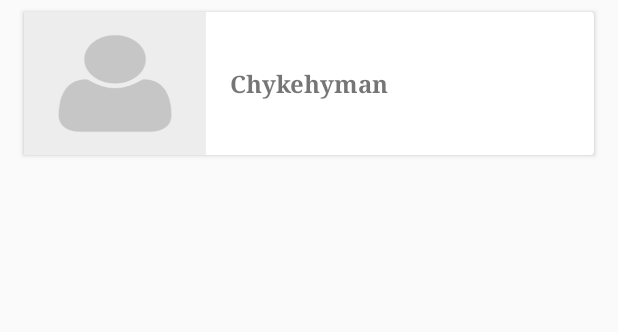
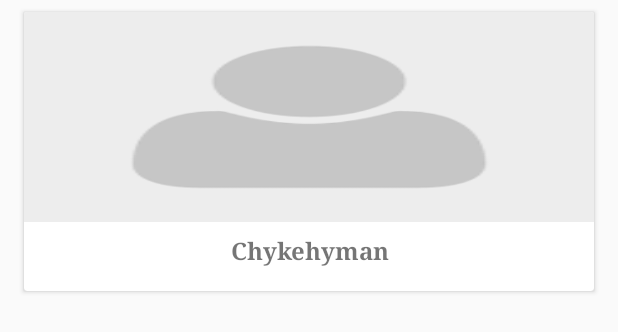
Before and after one commit to chykehyman/FindJavaDevelopers, an Android app: the layout user_row.xml on its own in the app's theme, with its tools: preview values and no code run, on a phone screen of 412 x 824 dp. Shown: the top 332 px of the screen. Run offline under Robolectric (Android 15) with nearby library versions, the phone set to English and light mode, and no system bars.

Commit message:
feat(network): implement network connectivity checker
- create java class for network monitoring
- Create function for displaying snack bar notifications
- modularise functions for querying API and initialising SwipeRefreshLayout
- create reusable interface method, for dismissing active dialogs
- rectify issues with layout structuring for card view
- update README with necessary documentations and badges
- add contributing.md file
- add JavaDocs

[Finishes #156187450, #156185411]

```diff
--- a/app/src/main/AndroidManifest.xml
+++ b/app/src/main/AndroidManifest.xml
@@ -3,6 +3,7 @@
     package="com.andela.android.javadevelopers">
 
     <uses-permission android:name="android.permission.INTERNET"/>
+    <uses-permission android:name="android.permission.ACCESS_NETWORK_STATE"/>
 
     <application
         android:allowBackup="true"
--- a/app/src/main/res/layout/activity_main.xml
+++ b/app/src/main/res/layout/activity_main.xml
@@ -3,17 +3,17 @@
     <android.support.v4.widget.SwipeRefreshLayout
         xmlns:android="http://schemas.android.com/apk/res/android"
         xmlns:tools="http://schemas.android.com/tools"
+        android:id="@+id/swipe_container"
         android:layout_width="match_parent"
         android:layout_height="match_parent"
         android:padding="6dp"
-    android:id="@+id/swipe_container">
+        tools:context=".view.MainActivity">
 
         <android.support.v7.widget.RecyclerView
             android:id="@+id/recyclerView"
-        android:scrollbars="vertical"
             android:layout_width="match_parent"
             android:layout_height="match_parent"
             android:background="#f2f2f2"
-        tools:context=".view.MainActivity"/>
+            android:scrollbars="vertical" />
 
     </android.support.v4.widget.SwipeRefreshLayout>
--- a/app/src/main/res/layout/user_row.xml
+++ b/app/src/main/res/layout/user_row.xml
@@ -5,7 +5,7 @@
     xmlns:app="http://schemas.android.com/apk/res-auto"
     xmlns:tools="http://schemas.android.com/tools"
     android:layout_width="match_parent"
-    android:layout_height="95dp"
+    android:layout_height="wrap_content"
     android:layout_marginLeft="16dp"
     android:layout_marginRight="16dp"
     android:layout_marginTop="8dp"
@@ -13,35 +13,39 @@
     android:focusable="true"
     app:cardBackgroundColor="@color/cardview_light_background">
 
-    <LinearLayout
+    <android.support.constraint.ConstraintLayout
+        xmlns:app="http://schemas.android.com/apk/res-auto"
         android:layout_width="match_parent"
-        android:layout_height="match_parent"
-        android:orientation="horizontal">
+        android:layout_height="wrap_content">
 
         <ImageView
             android:id="@+id/profile_image"
-            android:layout_width="0dp"
-            android:layout_height="match_parent"
-            android:layout_marginEnd="16dp"
-            android:layout_marginRight="16dp"
-            android:layout_weight="1"
+            android:layout_width="match_parent"
+            android:layout_height="140dp"
+            android:scaleType="fitXY"
             android:contentDescription="@string/profile_image_description"
-            android:scaleType="fitXY"
-            tools:src="@drawable/no_profile"
-        />
+            app:layout_constraintEnd_toEndOf="parent"
+            app:layout_constraintStart_toStartOf="parent"
+            app:layout_constraintTop_toTopOf="parent"
+            app:layout_constraintBottom_toTopOf="@+id/username"
+            app:layout_constraintVertical_chainStyle="packed"
+            tools:src="@drawable/no_profile"/>
 
         <TextView
             android:id="@+id/username"
-            android:layout_width="0dp"
-            android:layout_height="match_parent"
-            android:layout_weight="2"
+            android:layout_width="match_parent"
+            android:layout_height="wrap_content"
             android:fontFamily="serif"
             tools:text="@string/username"
             android:textSize="16sp"
             android:textStyle="bold"
-            android:gravity="center_vertical"
-        />
+            android:gravity="center_horizontal"
+            android:layout_marginTop="8dp"
+            android:paddingBottom="16dp"
 
-    </LinearLayout>
+            app:layout_constraintTop_toBottomOf="@+id/profile_image" />
+
+
+    </android.support.constraint.ConstraintLayout>
 
 </android.support.v7.widget.CardView>
--- a/app/src/main/res/values/strings.xml
+++ b/app/src/main/res/values/strings.xml
@@ -12,4 +12,6 @@
     <string name="share_details">Share Profile</string>
     <string name="share_intent_type">text/plain</string>
     <string name="share_part_message">Check out this developer @</string>
+    <string name="no_connection">No internet connection</string>
+    <string name="fetch_failed">Bad internet Connection</string>
 </resources>
```
Also changed, not shown: app/src/main/java/com/andela/android/javadevelopers/presenter/DeveloperPresenter.java (+25 -5 lines), app/src/main/java/com/andela/android/javadevelopers/util/CheckNetworkConnection.java (added, +39 -0 lines), app/src/main/java/com/andela/android/javadevelopers/view/MainActivity.java (+160 -49 lines), 4 other files. Lines whose indentation alone changed are shown as unchanged.
